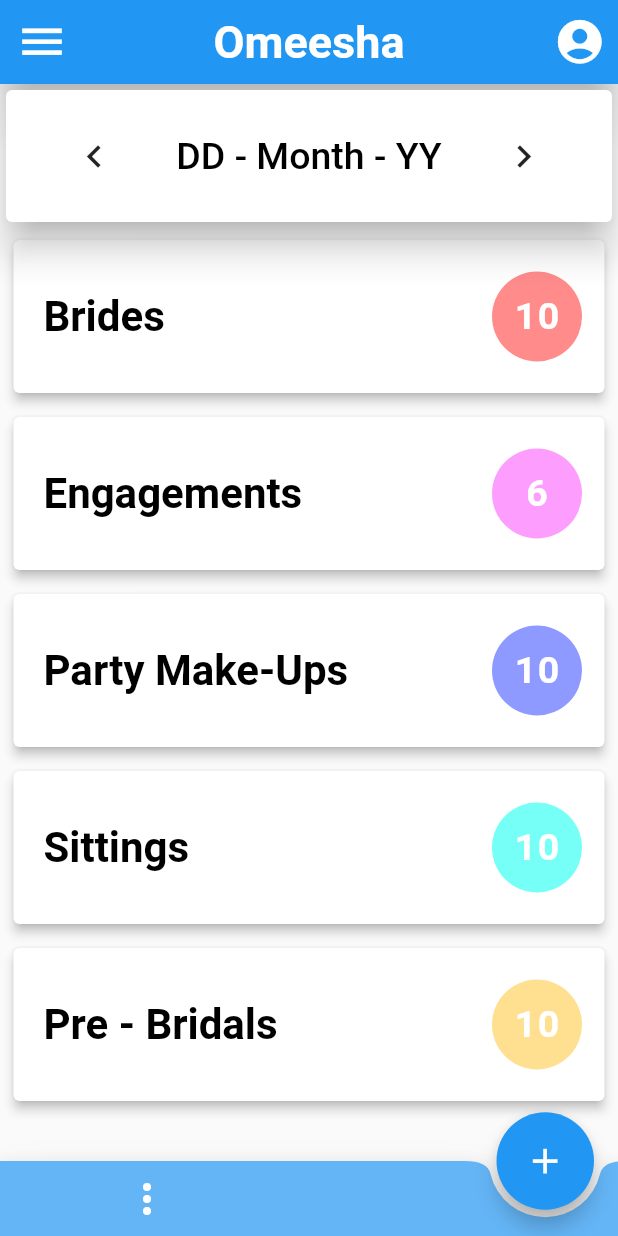
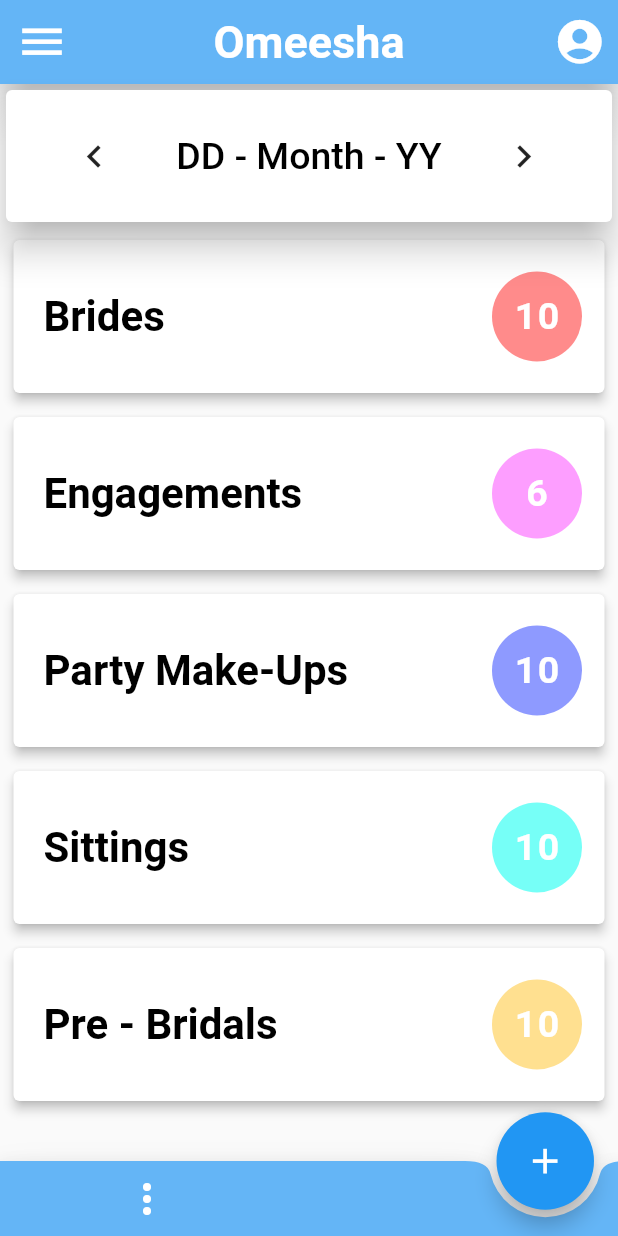
Before and after one commit to trehansangpriya/salon-app-omeesha, a Flutter app: the screen it shows after launch, on a phone screen of 412 x 824 dp. Run offline on Flutter 3.47's test engine with Material 2 defaults, Android fonts, the phone set to English and light mode, and no system bars.

Commit message:
Update default.dart

```diff
--- a/lib/default.dart
+++ b/lib/default.dart
@@ -24,7 +24,7 @@ class _HomePageLayoutState extends State<HomePageLayout> {
             //App Bar
             AppBar(
               titleSpacing: 6,
-              backgroundColor: Colors.blue,
+              backgroundColor: Colors.blue[300],
               centerTitle: true,
               title: Text(
                 'Omeesha',
```
